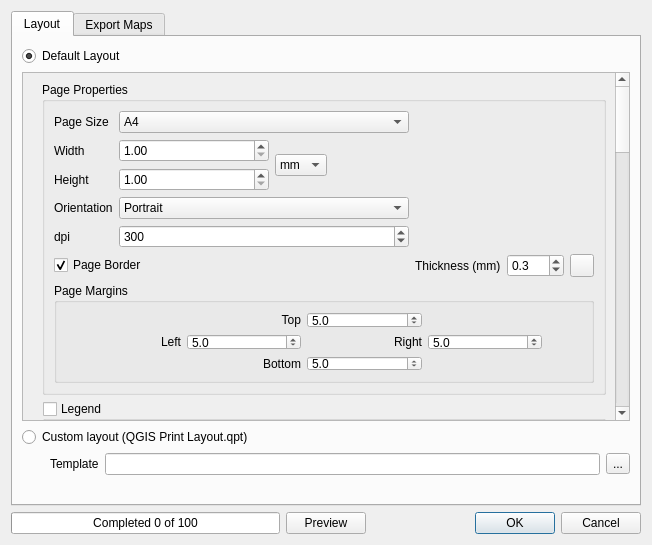
TUFLOW-Support/QGIS-TUFLOW-Plugin, file tuflow/forms/ui_map_dialog.ui: the form before one commit.
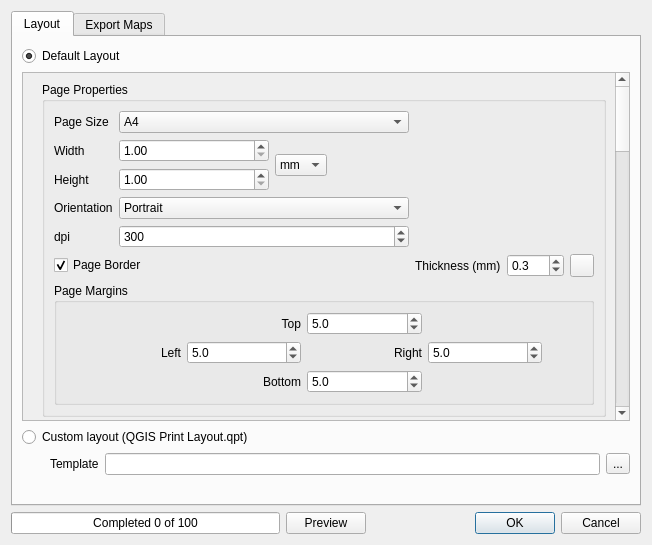
The form after the commit. Custom widgets are drawn as their Qt base class.

Diff of the .ui file:
```diff
--- a/tuflow/forms/ui_map_dialog.ui
+++ b/tuflow/forms/ui_map_dialog.ui
@@ -46,9 +46,9 @@
           <property name="geometry">
            <rect>
             <x>0</x>
-            <y>-1222</y>
+            <y>0</y>
             <width>591</width>
-            <height>1635</height>
+            <height>1636</height>
            </rect>
           </property>
           <layout class="QGridLayout" name="gridLayout_12">
@@ -1447,7 +1447,7 @@
                   <property name="minimumSize">
                    <size>
                     <width>0</width>
-                    <height>100</height>
+                    <height>0</height>
                    </size>
                   </property>
                   <property name="title">
```
